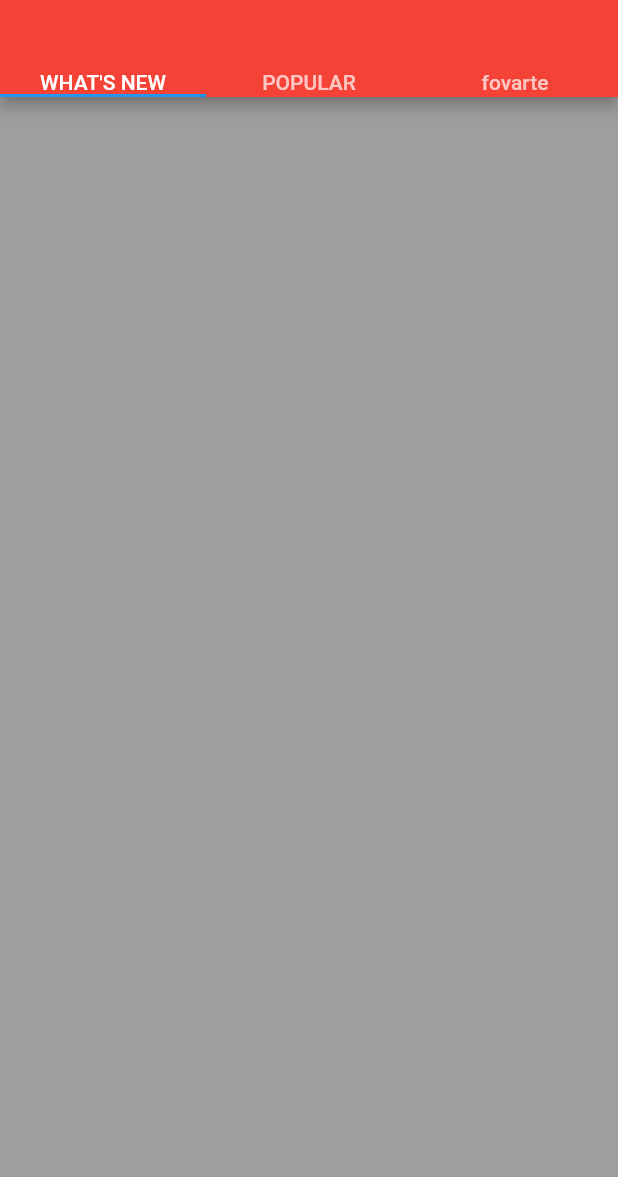
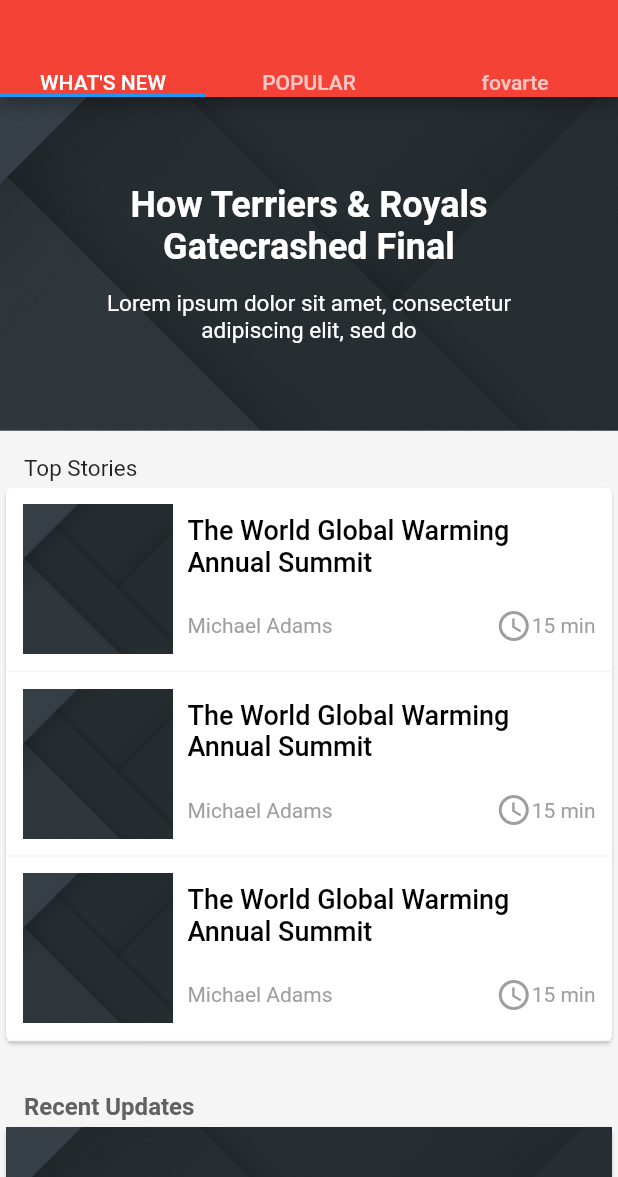
Before and after one commit to saifAlkaraawy/news-App, a Flutter app: the HomeScreen screen opened directly, on a phone screen of 412 x 824 dp, the part 59-1236 px from its top. Run offline on Flutter 3.47's test engine with Material 2 defaults, Android fonts, the phone set to English and light mode, and no system bars; our stand-ins replace shared_preferences; missing offline and left inert: page_view_indicator; accounts and stored records are empty.

Commit message:
finish WhatNews Screen

```diff
--- /dev/null
+++ b/lib/screen/favoriteScreen.dart
@@ -0,0 +1,14 @@
+import 'package:flutter/material.dart';
+class FavoriteScreen extends StatefulWidget {
+  @override
+  _FavoriteScreenState createState() => _FavoriteScreenState();
+}
+
+class _FavoriteScreenState extends State<FavoriteScreen> {
+  @override
+  Widget build(BuildContext context) {
+    return Container(
+      color: Colors.blue,
+    );
+  }
+}
--- a/lib/screen/home_screen.dart
+++ b/lib/screen/home_screen.dart
@@ -1,5 +1,8 @@
 import 'package:flutter/material.dart';
 import 'package:first_desgin001/shared_ui/NavagatinDrawer.dart';
+import 'package:first_desgin001/screen/favoriteScreen.dart';
+import 'package:first_desgin001/screen/what_news.dart';
+import 'package:first_desgin001/screen/popular.dart';
 
 class HomeScreen extends StatefulWidget {
   @override
@@ -42,9 +45,9 @@ class _HomeScreenState extends State<HomeScreen>
       ),
       drawer: NavagatinDrawer(),
       body:TabBarView(children: [
-        Container(color: Colors.grey,),
-        Container(color: Colors.deepPurple,),
-        Container(color: Colors.amberAccent,),
+       WhatNews(),
+        PopularScreen(),
+        FavoriteScreen(),
       ],
         controller:_tabController,
       ) ,
--- /dev/null
+++ b/lib/screen/popular.dart
@@ -0,0 +1,14 @@
+import 'package:flutter/material.dart';
+class PopularScreen extends StatefulWidget {
+  @override
+  _PopularScreenState createState() => _PopularScreenState();
+}
+
+class _PopularScreenState extends State<PopularScreen> {
+  @override
+  Widget build(BuildContext context) {
+    return Container(
+      color:Colors.redAccent,
+    );
+  }
+}
--- /dev/null
+++ b/lib/screen/what_news.dart
@@ -0,0 +1,255 @@
+import 'package:flutter/material.dart';
+
+class WhatNews extends StatefulWidget {
+  @override
+  _WhatNewsState createState() => _WhatNewsState();
+}
+
+class _WhatNewsState extends State<WhatNews> {
+  TextStyle styleHader = new TextStyle(
+    color: Colors.white,
+    fontSize: 24.0,
+    fontWeight: FontWeight.w600,
+  );
+  TextStyle styleDecraption = new TextStyle(
+    color: Colors.white,
+    fontSize: 15.0,
+  );
+  @override
+  Widget build(BuildContext context) {
+    return SingleChildScrollView(
+      child: Column(
+        children: <Widget>[
+          _drawHeader(),
+          _drawTopStories()
+
+        ],
+      ),
+    );
+  }
+
+  Widget _drawTopStories() {
+    return Container(
+          width: MediaQuery.of(context).size.width,
+          color: Colors.grey.shade100,
+          child: Column(
+            crossAxisAlignment: CrossAxisAlignment.start,
+            children: <Widget>[
+              Padding(
+                child: Text(
+                  "Top Stories",
+                  textAlign: TextAlign.start,
+                  style: TextStyle(
+                    fontSize: 15,
+                  ),
+                ),
+                padding: EdgeInsets.only(left: 16, top: 16),
+              ),
+              Card(
+                child: Column(
+                  children: <Widget>[
+                    drawSingleRow(),
+                    _drawDivider(),
+                    drawSingleRow(),
+                    _drawDivider(),
+                    drawSingleRow(),
+                    _drawDivider(),
+                  ],
+                ),
+              ),
+              _drawSectionTitle("Recent Updates"),
+              _drawRecentUpdatesCard(Colors.blue),
+              _drawRecentUpdatesCard(Colors.red),
+
+
+            ],
+          ),
+        );
+  }
+  Widget _drawSectionTitle(String title) {
+    return Padding(
+      padding: EdgeInsets.only(top:30,left: 16),
+      child: Text(
+        title,
+        style: TextStyle(
+            color: Colors.grey.shade700,
+            fontWeight: FontWeight.w600,
+            fontSize: 16),
+      ),
+    );
+  }
+  Widget _drawHeader() {
+    return Container(
+      width: MediaQuery.of(context).size.width,
+      height: MediaQuery.of(context).size.height * 0.27,
+      decoration: BoxDecoration(
+        image: DecorationImage(
+          image: ExactAssetImage("assets/images/placeHolder.png"),
+          fit: BoxFit.cover,
+        ),
+      ),
+      child: Center(
+        child: Column(
+          mainAxisAlignment: MainAxisAlignment.center,
+          children: <Widget>[
+            Padding(
+              padding: EdgeInsets.only(
+                left: 50,
+                right: 50,
+              ),
+              child: Text(
+                "How Terriers & Royals Gatecrashed Final",
+                style: styleHader,
+                textAlign: TextAlign.center,
+              ),
+            ),
+            Padding(
+              padding: EdgeInsets.only(left: 48, right: 48, top: 15),
+              child: Text(
+                "Lorem ipsum dolor sit amet, consectetur adipiscing elit, sed do",
+                style: styleDecraption,
+                maxLines: 2,
+                textAlign: TextAlign.center,
+              ),
+            ),
+          ],
+        ),
+      ),
+    );
+  }
+  Padding drawSingleRow() {
+    return Padding(
+                    padding: EdgeInsets.all(11.0),
+                    child: Row(
+                      children: <Widget>[
+                        Container(
+                          margin: EdgeInsets.only(right: 10),
+                          decoration: BoxDecoration(
+                            image: DecorationImage(
+                              image: ExactAssetImage(
+                                  "assets/images/placeHolder.png"),
+                              fit: BoxFit.cover,
+                            ),
+                          ),
+                          width: 100.0,
+                          height: 100.0,
+                        ),
+                        Expanded(
+                          child: Column(
+                            children: <Widget>[
+                              Text(
+                                "The World Global Warming Annual Summit ",
+                                style: TextStyle(
+                                    fontSize: 18,
+                                  color: Colors.black,
+                                fontWeight: FontWeight.w500),
+                              ),
+                              Center(
+                                child: Center(
+                                  child: Padding(
+                                    padding: EdgeInsets.only(top: 20),
+                                    child: Row(
+                                      mainAxisAlignment:
+                                          MainAxisAlignment.spaceBetween,
+                                      children: <Widget>[
+                                        Text(
+                                          "Michael Adams",
+                                          style:
+                                              TextStyle(color: Colors.grey),
+                                        ),
+                                        Row(
+                                          children: <Widget>[
+                                            Icon(Icons.access_time,
+                                            color: Colors.grey,),
+                                            Text(
+                                              "15 min",
+                                              style: TextStyle(
+                                                  color: Colors.grey),
+                                            ),
+                                          ],
+                                        )
+                                      ],
+                                    ),
+                                  ),
+                                ),
+                              )
+                            ],
+                          ),
+                        )
+                      ],
+                    ),
+                  );
+  }
+  Widget _drawDivider() {
+    return Container(
+      height: 1,
+      width: double.infinity,
+      color: Colors.grey.shade100,
+    );
+  }
+
+  Widget _drawRecentUpdatesCard(Color color) {
+    return Card(
+      child: Column(
+        crossAxisAlignment: CrossAxisAlignment.start,
+        children: <Widget>[
+          Container(
+            decoration: BoxDecoration(
+              image: DecorationImage(
+                image: ExactAssetImage('assets/images/placeHolder.png'),
+                fit: BoxFit.cover,
+              ),
+            ),
+            width: double.infinity,
+            height: MediaQuery.of(context).size.height * 0.25,
+          ),
+          Padding(
+            padding: const EdgeInsets.only(top: 16, left: 16),
+            child: Container(
+              padding: EdgeInsets.only(left: 24, right: 24, top: 2, bottom: 2),
+              decoration: BoxDecoration(
+                color: color,
+                borderRadius: BorderRadius.circular(4),
+              ),
+              child: Text(
+                'SPORT',
+                style: TextStyle(
+                  color: Colors.white,
+                  fontWeight: FontWeight.w500,
+                ),
+              ),
+            ),
+          ),
+          Padding(
+            padding: EdgeInsets.only(left: 16, right: 16, top: 16, bottom: 8),
+            child: Text(
+              'Vettel is Ferrari Number One - Hamilton',
+              style: TextStyle(fontSize: 18, fontWeight: FontWeight.w600),
+            ),
+          ),
+          Padding(
+            padding: EdgeInsets.only(left: 16, right: 16, top: 8, bottom: 16),
+            child: Row(
+              children: <Widget>[
+                Icon(
+                  Icons.timer,
+                  color: Colors.grey,
+                  size: 18,
+                ),
+                SizedBox( width: 4, ),
+                Text(
+                  '15 Min',
+                  style: TextStyle(
+                      color: Colors.grey,
+                      fontSize: 14
+                  ),
+                ),
+              ],
+            ),
+          ),
+        ],
+      ),
+    );
+  }
+
+}
--- a/pubspec.yaml
+++ b/pubspec.yaml
@@ -49,6 +49,7 @@ flutter:
     - assets/images/im3.jpg
     - assets/images/im4.jpg
     - assets/images/im5.jpg
+    - assets/images/placeHolder.png
   # An image asset can refer to one or more resolution-specific "variants", see
   # https://flutter.io/assets-and-images/#resolution-aware.
 
```
Also changed, not shown: assets/images/placeHolder.png (added).
